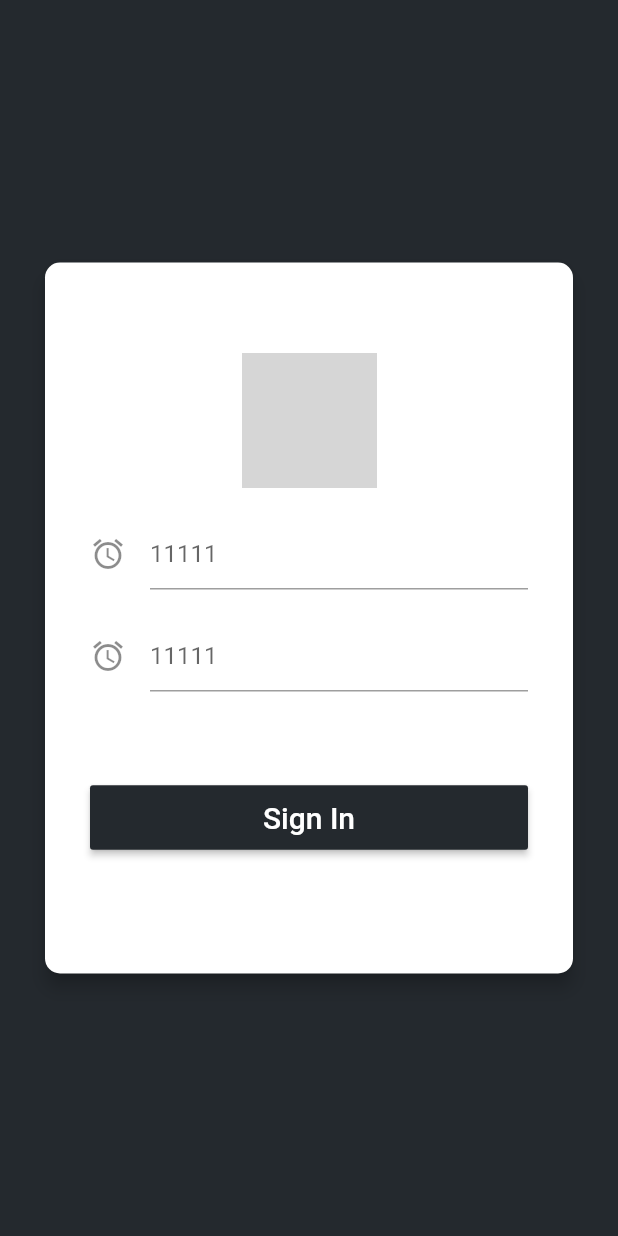
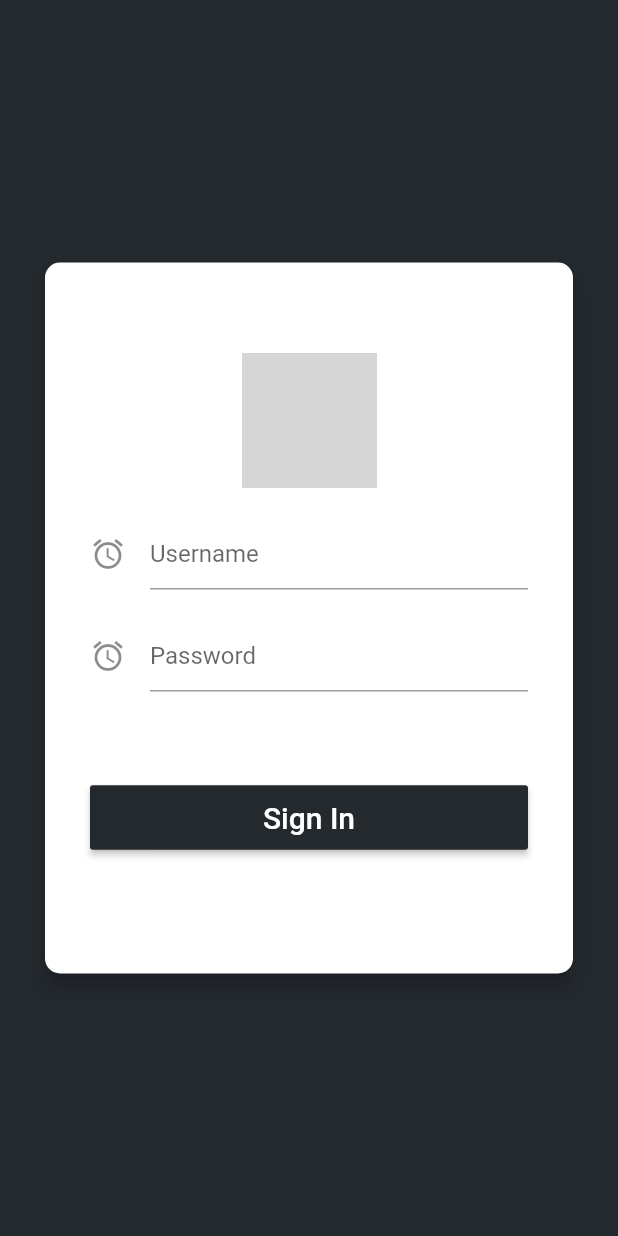
Before and after one commit to horis233/Github-App-Flutter, a Flutter app: the screen it shows after launch, on a phone screen of 412 x 824 dp. Run offline on Flutter 3.47's test engine with Material 2 defaults, Android fonts, the phone set to English and light mode, and no system bars; our stand-ins replace dio, shared_preferences; statements that could not run were skipped; grey boxes are pictures that could not be loaded.

Commit message:
update login logic

```diff
--- a/lib/common/local/LocalStorage.dart
+++ b/lib/common/local/LocalStorage.dart
@@ -3,7 +3,7 @@ import 'package:shared_preferences/shared_preferences.dart';
 class LocalStorage {
   static save(String key, value) async {
     SharedPreferences prefs = await SharedPreferences.getInstance();
-    prefs.setInt(key, value);
+    prefs.setString(key, value);
   }
   static get(String key) async {
     SharedPreferences prefs = await SharedPreferences.getInstance();
--- a/lib/common/net/Api.dart
+++ b/lib/common/net/Api.dart
@@ -1,4 +1,3 @@
-import 'dart:_http';
 import 'package:dio/dio.dart';
 import 'package:gsy_github_app_flutter/common/net/Code.dart';
 import 'dart:collection';
@@ -15,7 +14,7 @@ class HttpManager {
     "authorizationCode": null,
   };
 
-  static netFetch(url, params, Map<String, String> header, text, Options option) async {
+  static netFetch(url, params, Map<String, String> header, Options option) async {
 
     /*var isConnected = await NetInfo.isConnected.fetch().done;
       if (!isConnected) {
@@ -50,7 +49,7 @@ class HttpManager {
       }
     }
     try {
-      if (option.contentType != null && option.contentType == ContentType.text) {
+      if (option.contentType != null && option.contentType.primaryType == "text") {
         return new ResultData(response.data, true, Code.SUCCESS);
       } else {
         var responseJson = await response.data;
--- a/lib/common/style/Style.dart
+++ b/lib/common/style/Style.dart
@@ -32,4 +32,6 @@ class GithubConstant {}
 
 class GithubStrings {
   static const String login_text = "Sign In";
+  static const String login_username_hint_text = "Username";
+  static const String login_password_hint_text = "Password";
 }
--- a/lib/page/LoginPage.dart
+++ b/lib/page/LoginPage.dart
@@ -1,9 +1,40 @@
 import 'package:flutter/material.dart';
+import 'package:gsy_github_app_flutter/common/config/Config.dart';
+import 'package:gsy_github_app_flutter/common/dao/UserDao.dart';
+import 'package:gsy_github_app_flutter/common/local/LocalStorage.dart';
 import 'package:gsy_github_app_flutter/common/style/Style.dart';
 import 'package:gsy_github_app_flutter/widget/GithubButton.dart';
 import 'package:gsy_github_app_flutter/widget/InputWidget.dart';
 
-class LoginPage extends StatelessWidget {
+class LoginPage extends StatefulWidget {
+  @override
+  State createState() {
+    return new _LoginPageState();
+  }
+}
+
+class _LoginPageState extends State<LoginPage> {
+
+  var _userName = "";
+  var _password = "";
+  final TextEditingController userController = new TextEditingController();
+  final TextEditingController pwController = new TextEditingController();
+
+  _LoginPageState() : super();
+
+  @override
+  void initState() {
+    super.initState();
+    initParams();
+  }
+
+  initParams() async {
+    _userName = await LocalStorage.get(Config.USER_NAME_KEY);
+    _password = await LocalStorage.get(Config.PW_KEY);
+    userController.value = new TextEditingValue(text: _userName);
+    pwController.value = new TextEditingValue(text: _password);
+  }
+
   @override
   Widget build(BuildContext context) {
     return new Container(
@@ -11,7 +42,8 @@ class LoginPage extends StatelessWidget {
         child: new Center(
             child: new Card(
                 elevation: 5.0,
-                shape: new RoundedRectangleBorder(borderRadius: BorderRadius.all(Radius.circular(10.0))),
+                shape: new RoundedRectangleBorder(
+                    borderRadius: BorderRadius.all(Radius.circular(10.0))),
                 color: Color(GithubColors.cardWhite),
                 margin: const EdgeInsets.all(30.0),
                 child: new Padding(
@@ -27,16 +59,37 @@ class LoginPage extends StatelessWidget {
                             height: 90.0),
                         new Padding(padding: new EdgeInsets.all(10.0)),
                         new InputWidget(
-                            hintText: "11111", iconData: Icons.access_alarm),
+                          hintText: GithubStrings.login_username_hint_text,
+                          iconData: Icons.access_alarm,
+                          onChanged: (String value) {
+                            _userName = value;
+                          },
+                          controller: userController,
+                        ),
                         new Padding(padding: new EdgeInsets.all(10.0)),
                         new InputWidget(
-                            hintText: "11111", iconData: Icons.access_alarm),
+                          hintText: GithubStrings.login_password_hint_text,
+                          iconData: Icons.access_alarm,
+                          onChanged: (String value) {
+                            print(value);
+                            _password = value;
+                          },
+                          controller: pwController,
+                        ),
                         new Padding(padding: new EdgeInsets.all(30.0)),
                         new FlexButton(
                           text: GithubStrings.login_text,
                           color: Color(GithubColors.primaryValue),
                           textColor: Color(GithubColors.textWhite),
-                          onPress: () {},
+                            onPress: () {
+                              if (_userName == null || _userName.length == 0) {
+                                return;
+                              }
+                              if (_password == null || _password.length == 0) {
+                                return;
+                              }
+                              UserDao.login(_userName, _password, (data) {});
+                            },
                         )
                       ],
                     )))));
--- a/lib/widget/InputWidget.dart
+++ b/lib/widget/InputWidget.dart
@@ -3,25 +3,31 @@ import 'package:flutter/material.dart';
 class InputWidget extends StatefulWidget {
   final String hintText;
   final IconData iconData;
+  final ValueChanged<String> onChanged;
+  final TextStyle textStyle;
+  final TextEditingController controller;
 
-  InputWidget({Key key, this.hintText, this.iconData}) : super(key: key);
+  InputWidget({Key key, this.hintText, this.iconData, this.onChanged, this.textStyle, this.controller}) : super(key: key);
 
   @override
-  _InputWidgetState createState() => new _InputWidgetState(hintText, iconData);
+  _InputWidgetState createState() => new _InputWidgetState(hintText, iconData, onChanged, textStyle, controller);
 }
 
 /// State for [GSYInputWidget] widgets.
 class _InputWidgetState extends State<InputWidget> {
   final String hintText;
   final IconData iconData;
-  final TextEditingController _controller = new TextEditingController();
+  final ValueChanged<String> onChanged;
+  final TextStyle textStyle;
+  final TextEditingController controller;
 
-  _InputWidgetState(this.hintText, this.iconData) : super();
+  _InputWidgetState(this.hintText, this.iconData, this.onChanged, this.textStyle, this.controller) : super();
 
   @override
   Widget build(BuildContext context) {
     return new TextField(
-      controller: _controller,
+      controller: controller,
+      onChanged: onChanged,
       decoration: new InputDecoration(
         hintText: hintText,
         icon: new Icon(iconData),
```
Also changed, not shown: lib/common/dao/UserDao.dart (added, +37 -0 lines).
